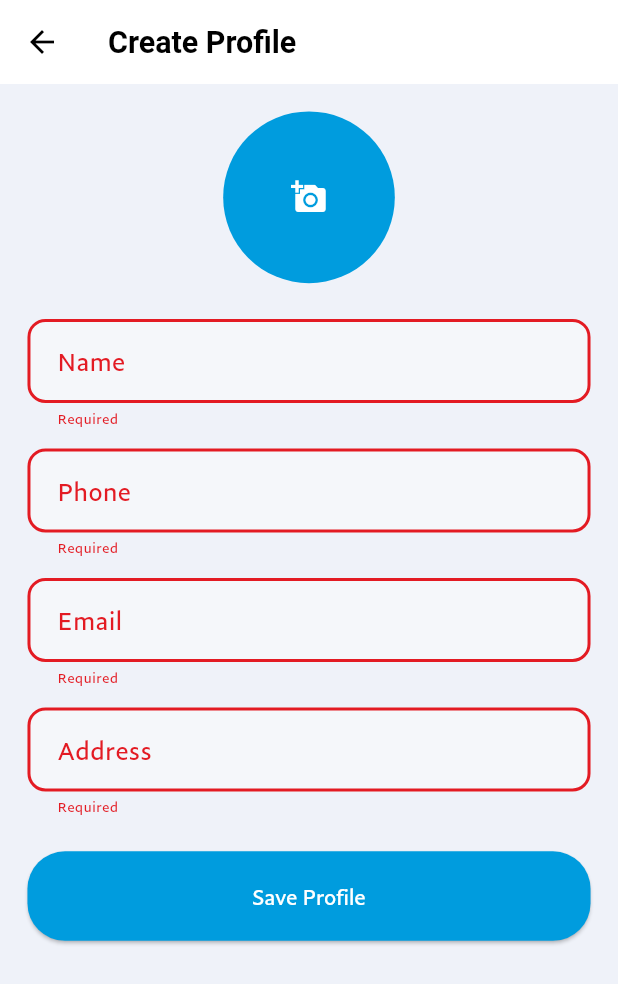
After one commit to Qarani-m/paypal, a Flutter app: the UserFormPage screen opened directly, after a tap on "Save Profile", on a phone screen of 412 x 824 dp. The commit adds this screen. Shown: the top 984 px of the screen. Run offline on Flutter 3.47's test engine with Material 3 defaults, Android fonts, the phone set to English and light mode, and no system bars; our stand-ins replace flutter_screenutil, flutter_svg, get, get_storage, image_picker, local_auth and 2 more; missing offline and left inert: local_auth_android; accounts and stored records are empty.

Commit message:
2025-01-25 17:28:42

```diff
--- a/lib/main.dart
+++ b/lib/main.dart
@@ -2,7 +2,7 @@ import 'package:flutter/material.dart';
 import 'package:flutter_screenutil/flutter_screenutil.dart';
 import 'package:get/get.dart';
 import 'package:get_storage/get_storage.dart';
-import 'package:paypal/src/features/auth/auth/login_page.dart';
+import 'package:paypal/src/features/auth/screens/login_page.dart';
 import 'package:paypal/src/features/home/screens/homepage.dart';
 import 'package:paypal/src/features/home/widgets/root_layout.dart';
 import 'package:paypal/src/features/profile/screens/profile_homepage.dart';
@@ -27,7 +27,7 @@ void main() async {
 
   // Initialize any required dependencies here
   await initServices();
-
+await GetStorage.init();
   runApp(const MyApp());
 }
 
--- /dev/null
+++ b/lib/src/features/auth/screens/new_user.dart
@@ -0,0 +1,129 @@
+// user_form_controller.dart
+import 'dart:io';
+
+import 'package:flutter/material.dart';
+import 'package:flutter_screenutil/flutter_screenutil.dart';
+import 'package:get/get.dart';
+import 'package:get_storage/get_storage.dart';
+import 'package:image_picker/image_picker.dart';
+import 'package:paypal/src/features/auth/models/user_model.dart';
+
+class UserFormController extends GetxController {
+ final storage = GetStorage();
+ final formKey = GlobalKey<FormState>();
+ final ImagePicker picker = ImagePicker();
+
+ final name = ''.obs;
+ final phone = ''.obs;
+ final email = ''.obs;
+ final address = ''.obs;
+ final imagePath = ''.obs;
+ final hasImage = false.obs;
+
+ Future<void> pickImage() async {
+   final XFile? image = await picker.pickImage(source: ImageSource.gallery);
+   if (image != null) {
+     imagePath.value = image.path;
+     hasImage.value = true;
+   }
+ }
+
+ void saveUser() {
+   if (formKey.currentState!.validate()) {
+     final user = UserModel(
+       name: name.value,
+       phone: phone.value,
+       email: email.value,
+       address: address.value,
+       imagePath: imagePath.value,
+       hasImage: hasImage.value
+     );
+     storage.write('user', user.toJson());
+     Get.offNamed('/home');
+   }
+ }
+}
+
+// user_form_page.dart
+class UserFormPage extends GetView<UserFormController> {
+ @override
+ Widget build(BuildContext context) {
+   return Scaffold(
+     appBar: AppBar(title: Text('Create Profile')),
+     body: Form(
+       key: controller.formKey,
+       child: ListView(
+         padding: EdgeInsets.all(16.w),
+         children: [
+           Obx(() => GestureDetector(
+             onTap: controller.pickImage,
+             child: CircleAvatar(
+               radius: 50.r,
+               backgroundImage: controller.hasImage.value
+                 ? FileImage(File(controller.imagePath.value))
+                 : null,
+               child: !controller.hasImage.value
+                 ? Icon(Icons.add_a_photo)
+                 : null,
+             ),
+           )),
+
+           SizedBox(height: 20.h),
+
+           TextFormField(
+             onChanged: (v) => controller.name.value = v,
+             validator: (v) => v!.isEmpty ? 'Required' : null,
+             decoration: InputDecoration(
+               labelText: 'Name',
+               border: OutlineInputBorder(),
+             ),
+           ),
+
+           SizedBox(height: 12.h),
+
+           TextFormField(
+             onChanged: (v) => controller.phone.value = v,
+             validator: (v) => v!.isEmpty ? 'Required' : null,
+             decoration: InputDecoration(
+               labelText: 'Phone',
+               border: OutlineInputBorder(),
+             ),
+           ),
+
+           SizedBox(height: 12.h),
+
+           TextFormField(
+             onChanged: (v) => controller.email.value = v,
+             validator: (v) => v!.isEmpty ? 'Required' : null,
+             decoration: InputDecoration(
+               labelText: 'Email',
+               border: OutlineInputBorder(),
+             ),
+           ),
+
+           SizedBox(height: 12.h),
+
+           TextFormField(
+             onChanged: (v) => controller.address.value = v,
+             validator: (v) => v!.isEmpty ? 'Required' : null,
+             decoration: InputDecoration(
+               labelText: 'Address',
+               border: OutlineInputBorder(),
+             ),
+           ),
+
+           SizedBox(height: 20.h),
+
+           ElevatedButton(
+             onPressed: controller.saveUser,
+             child: Text('Save Profile'),
+             style: ElevatedButton.styleFrom(
+               minimumSize: Size(double.infinity, 50.h),
+             ),
+           )
+         ],
+       ),
+     ),
+   );
+ }
+}
--- a/pubspec.yaml
+++ b/pubspec.yaml
@@ -43,6 +43,7 @@ dependencies:
   image_picker:
   path_provider:
   path:
+  local_auth:
 
 
 dev_dependencies:
```
Also changed, not shown: lib/src/features/auth/controllers/login_controller.dart (+50 -1 lines), lib/src/features/auth/screens/login_page.dart (renamed from lib/src/features/auth/auth/login_page.dart, +9 -2 lines), pubspec.lock, 2 other files.
